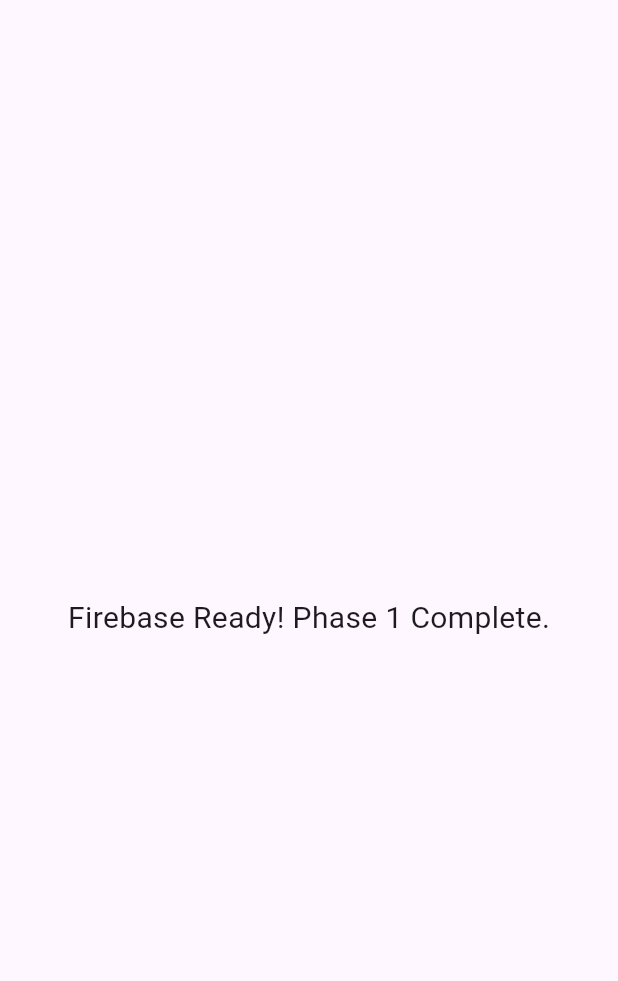
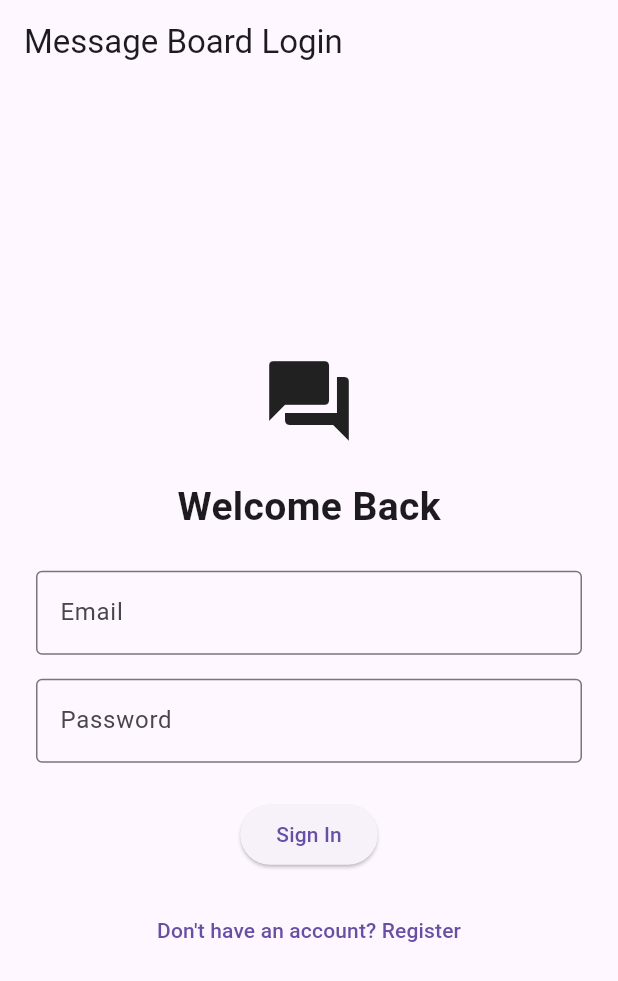
Before and after one commit to m-beamlak04/message_board, a Flutter app: the screen it shows after launch, on a phone screen of 412 x 824 dp. Shown: the top 981 px of the screen. Run offline on Flutter 3.47's test engine with Material 3 defaults, Android fonts, the phone set to English and light mode, and no system bars; our stand-ins replace firebase_auth, firebase_core; accounts and stored records are empty.

Commit message:
Implement Firebase login, registration, and logout functionality

```diff
--- /dev/null
+++ b/lib/auth_gate.dart
@@ -0,0 +1,74 @@
+import 'package:firebase_auth/firebase_auth.dart';
+import 'package:flutter/material.dart';
+
+import 'auth_service.dart';
+import 'login_screen.dart';
+
+class AuthGate extends StatefulWidget {
+  const AuthGate({super.key});
+
+  @override
+  State<AuthGate> createState() => _AuthGateState();
+}
+
+class _AuthGateState extends State<AuthGate> {
+  final AuthService _auth = AuthService();
+
+  @override
+  Widget build(BuildContext context) {
+    return StreamBuilder<User?>(
+      stream: _auth.authState,
+      builder: (context, snapshot) {
+        if (snapshot.hasError) {
+          return const Scaffold(
+            body: Center(
+              child: Text('Cannot read sign-in state. Restart and retry.'),
+            ),
+          );
+        }
+
+        if (snapshot.connectionState == ConnectionState.waiting) {
+          return const Scaffold(
+            body: Center(child: CircularProgressIndicator()),
+          );
+        }
+
+        if (snapshot.data == null) {
+          return const LoginScreen();
+        }
+
+        return const AuthenticatedScreen();
+      },
+    );
+  }
+}
+
+class AuthenticatedScreen extends StatelessWidget {
+  const AuthenticatedScreen({super.key});
+
+  @override
+  Widget build(BuildContext context) {
+    final auth = AuthService();
+
+    return Scaffold(
+      appBar: AppBar(
+        title: const Text('Message Board'),
+        actions: [
+          IconButton(
+            onPressed: () async {
+              await auth.signOut();
+            },
+            icon: const Icon(Icons.logout),
+            tooltip: 'Sign Out',
+          ),
+        ],
+      ),
+      body: Center(
+        child: Text(
+          'Signed in as ${auth.currentUser?.email ?? "Unknown"}',
+          style: const TextStyle(fontSize: 18),
+        ),
+      ),
+    );
+  }
+}
--- /dev/null
+++ b/lib/auth_service.dart
@@ -0,0 +1,30 @@
+import 'package:firebase_auth/firebase_auth.dart';
+
+class AuthService {
+  final FirebaseAuth _auth = FirebaseAuth.instance;
+  late final Stream<User?> authState = _auth.authStateChanges();
+
+  User? get currentUser => _auth.currentUser;
+
+  Future<UserCredential> register({
+    required String email,
+    required String password,
+  }) {
+    return _auth.createUserWithEmailAndPassword(
+      email: email.trim(),
+      password: password,
+    );
+  }
+
+  Future<UserCredential> signIn({
+    required String email,
+    required String password,
+  }) {
+    return _auth.signInWithEmailAndPassword(
+      email: email.trim(),
+      password: password,
+    );
+  }
+
+  Future<void> signOut() => _auth.signOut();
+}
--- /dev/null
+++ b/lib/login_screen.dart
@@ -0,0 +1,146 @@
+import 'package:firebase_auth/firebase_auth.dart';
+import 'package:flutter/material.dart';
+
+import 'auth_service.dart';
+import 'register_screen.dart';
+
+class LoginScreen extends StatefulWidget {
+  const LoginScreen({super.key});
+
+  @override
+  State<LoginScreen> createState() => _LoginScreenState();
+}
+
+class _LoginScreenState extends State<LoginScreen> {
+  final _formKey = GlobalKey<FormState>();
+  final _email = TextEditingController();
+  final _password = TextEditingController();
+  final _auth = AuthService();
+
+  bool _busy = false;
+
+  @override
+  void dispose() {
+    _email.dispose();
+    _password.dispose();
+    super.dispose();
+  }
+
+  Future<void> _submit() async {
+    if (_busy || !_formKey.currentState!.validate()) return;
+
+    setState(() => _busy = true);
+
+    try {
+      await _auth.signIn(email: _email.text, password: _password.text);
+    } on FirebaseAuthException catch (error) {
+      String message;
+
+      switch (error.code) {
+        case 'invalid-email':
+          message = 'Please enter a valid email address.';
+          break;
+        case 'wrong-password':
+        case 'invalid-credential':
+        case 'user-not-found':
+          message = 'Incorrect email or password.';
+          break;
+        case 'network-request-failed':
+          message = 'Check your connection and try again.';
+          break;
+        default:
+          message = 'Sign-in failed. Please try again.';
+      }
+
+      if (mounted) {
+        ScaffoldMessenger.of(context)
+            .showSnackBar(SnackBar(content: Text(message)));
+      }
+    } finally {
+      if (mounted) {
+        setState(() => _busy = false);
+      }
+    }
+  }
+
+  @override
+  Widget build(BuildContext context) {
+    return Scaffold(
+      appBar: AppBar(title: const Text('Message Board Login')),
+      body: Center(
+        child: SingleChildScrollView(
+          padding: const EdgeInsets.all(24),
+          child: Form(
+            key: _formKey,
+            child: Column(
+              mainAxisSize: MainAxisSize.min,
+              children: [
+                const Icon(Icons.forum, size: 64),
+                const SizedBox(height: 20),
+                const Text(
+                  'Welcome Back',
+                  style: TextStyle(fontSize: 26, fontWeight: FontWeight.bold),
+                ),
+                const SizedBox(height: 24),
+                TextFormField(
+                  controller: _email,
+                  keyboardType: TextInputType.emailAddress,
+                  decoration: const InputDecoration(
+                    labelText: 'Email',
+                    border: OutlineInputBorder(),
+                  ),
+                  validator: (value) {
+                    if (value == null || value.trim().isEmpty) {
+                      return 'Email is required.';
+                    }
+                    if (!RegExp(r'^[^@\s]+@[^@\s]+\.[^@\s]+$')
+                        .hasMatch(value.trim())) {
+                      return 'Enter a valid email address.';
+                    }
+                    return null;
+                  },
+                ),
+                const SizedBox(height: 16),
+                TextFormField(
+                  controller: _password,
+                  obscureText: true,
+                  decoration: const InputDecoration(
+                    labelText: 'Password',
+                    border: OutlineInputBorder(),
+                  ),
+                  validator: (value) {
+                    if (value == null || value.isEmpty) {
+                      return 'Password is required.';
+                    }
+                    return null;
+                  },
+                ),
+                const SizedBox(height: 24),
+                ElevatedButton(
+                  onPressed: _busy ? null : _submit,
+                  child: _busy
+                      ? const CircularProgressIndicator()
+                      : const Text('Sign In'),
+                ),
+                const SizedBox(height: 16),
+                TextButton(
+                  onPressed: _busy
+                      ? null
+                      : () {
+                          Navigator.push(
+                            context,
+                            MaterialPageRoute(
+                              builder: (_) => const RegisterScreen(),
+                            ),
+                          );
+                        },
+                  child: const Text("Don't have an account? Register"),
+                ),
+              ],
+            ),
+          ),
+        ),
+      ),
+    );
+  }
+}
--- a/lib/main.dart
+++ b/lib/main.dart
@@ -1,6 +1,7 @@
 import 'package:firebase_core/firebase_core.dart';
 import 'package:flutter/material.dart';
 import 'firebase_options.dart';
+import 'auth_gate.dart';
 
 void main() {
   WidgetsFlutterBinding.ensureInitialized();
@@ -56,14 +57,7 @@ class _SplashScreenState extends State<SplashScreen> {
             body: Center(child: CircularProgressIndicator()),
           );
         }
-        return const Scaffold(
-          body: Center(
-            child: Text(
-              'Firebase Ready! Phase 1 Complete.',
-              style: TextStyle(fontSize: 20),
-            ),
-          ),
-        );
+        return const AuthGate();
       },
     );
   }
```
Also changed, not shown: lib/register_screen.dart (added, +180 -0 lines).
